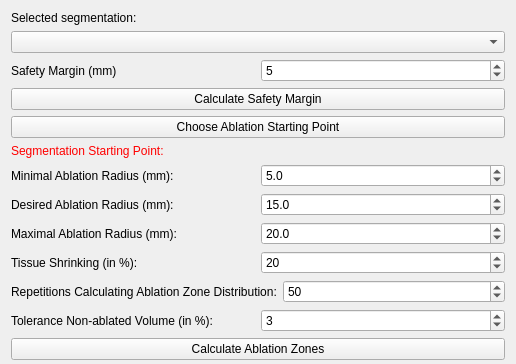
alaansheikhani/MITK, file Plugins/org.mitk.gui.qt.ablationplanning/src/internal/QmitkAblationPlanningViewControls.ui: the form before one commit; both pictures show x 0 to 516 and y 0 to 364 of the 516 by 864 pixel window.
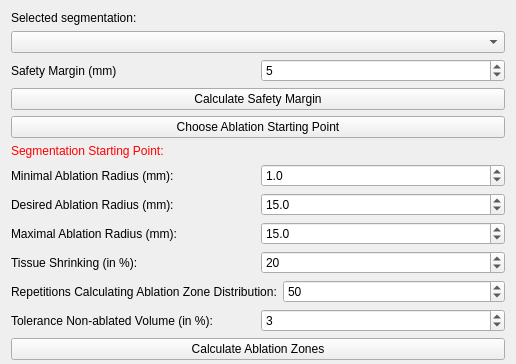
The form after the commit. Icons and pictures are not drawn. Custom widgets are drawn as their Qt base class.

```diff
--- a/Plugins/org.mitk.gui.qt.ablationplanning/src/internal/QmitkAblationPlanningViewControls.ui
+++ b/Plugins/org.mitk.gui.qt.ablationplanning/src/internal/QmitkAblationPlanningViewControls.ui
@@ -115,7 +115,7 @@
         <double>0.100000000000000</double>
        </property>
        <property name="value">
-        <double>5.000000000000000</double>
+        <double>1.000000000000000</double>
        </property>
       </widget>
      </item>
@@ -178,7 +178,7 @@
         <double>0.100000000000000</double>
        </property>
        <property name="value">
-        <double>20.000000000000000</double>
+        <double>15.000000000000000</double>
        </property>
       </widget>
      </item>
```
